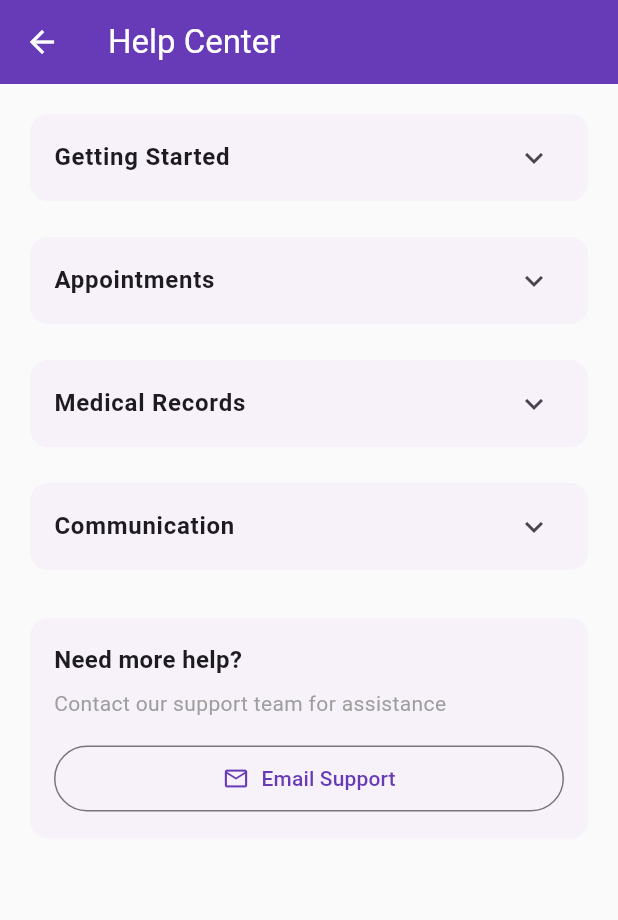
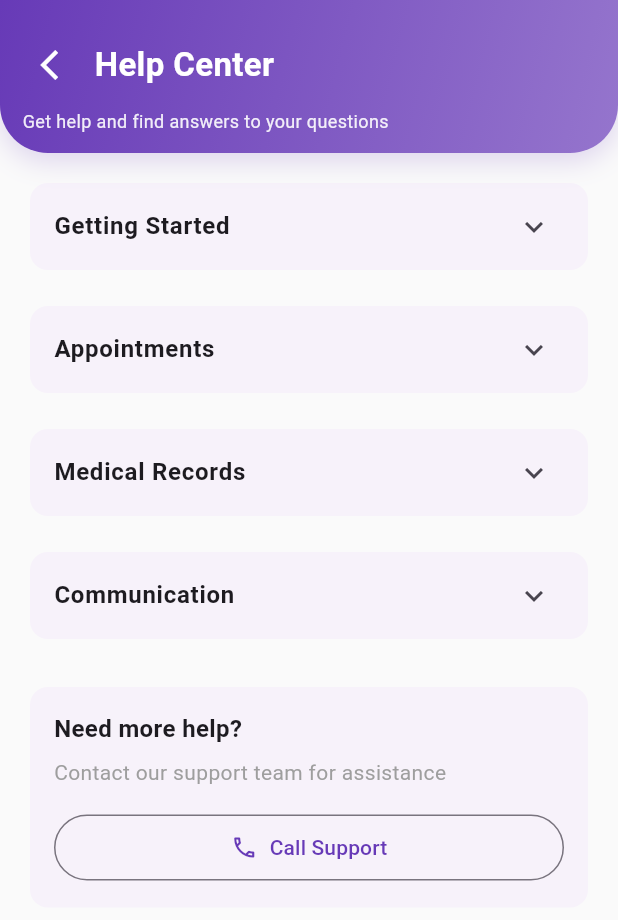
Before and after one commit to chewsinai02/fyp_patient_v1, a Flutter app: the HelpCenterPage screen opened directly, on a phone screen of 412 x 824 dp. Shown: the top 920 px of the screen. Run offline on Flutter 3.47's test engine with Material 3 defaults, Android fonts, the phone set to English and light mode, and no system bars; our stand-ins replace cached_network_image, cloud_firestore, firebase_auth, firebase_core, firebase_database, firebase_storage and 6 more; missing offline and left inert: bcrypt, dotenv, firebase_app_check, mysql1; accounts and stored records are empty; network calls fail; Roboto replaces fonts that are missing (Poppins).

Commit message:
update the content of help center

```diff
--- a/lib/pages/help_center_page.dart
+++ b/lib/pages/help_center_page.dart
@@ -8,62 +8,110 @@ class HelpCenterPage extends StatelessWidget {
   Widget build(BuildContext context) {
     return Scaffold(
       backgroundColor: Colors.grey[50],
-      appBar: AppBar(
-        title: const Text('Help Center'),
-        backgroundColor: Colors.deepPurple,
+      body: CustomScrollView(
+        slivers: [
+          // Modern Header
+          SliverToBoxAdapter(
+            child: Container(
+              padding: const EdgeInsets.fromLTRB(15, 19, 15, 15),
+              decoration: BoxDecoration(
+                gradient: LinearGradient(
+                  begin: Alignment.topLeft,
+                  end: Alignment.bottomRight,
+                  colors: [
+                    Colors.deepPurple,
+                    Colors.deepPurple.shade300,
+                  ],
+                ),
+                borderRadius: const BorderRadius.vertical(
+                  bottom: Radius.circular(32),
+                ),
+                boxShadow: [
+                  BoxShadow(
+                    color: Colors.deepPurple.withOpacity(0.2),
+                    blurRadius: 15,
+                    offset: const Offset(0, 5),
+                  ),
+                ],
+              ),
+              child: SafeArea(
+                bottom: false,
+                child: Column(
+                  crossAxisAlignment: CrossAxisAlignment.start,
+                  children: [
+                    Row(
+                      children: [
+                        IconButton(
+                          onPressed: () => Navigator.pop(context),
+                          icon: const Icon(Icons.arrow_back_ios),
+                          padding: EdgeInsets.zero,
+                          style: IconButton.styleFrom(
                             foregroundColor: Colors.white,
                           ),
-      body: ListView(
+                        ),
+                        const Expanded(
+                          child: Text(
+                            'Help Center',
+                            style: TextStyle(
+                              fontSize: 22,
+                              fontWeight: FontWeight.bold,
+                              color: Colors.white,
+                            ),
+                          ),
+                        ),
+                      ],
+                    ),
+                    const SizedBox(height: 8),
+                    Text(
+                      'Get help and find answers to your questions',
+                      style: TextStyle(
+                        color: Colors.white.withOpacity(0.9),
+                        fontSize: 12,
+                        height: 1,
+                      ),
+                    ),
+                  ],
+                ),
+              ),
+            ),
+          ),
+
+          // Content
+          SliverPadding(
             padding: const EdgeInsets.all(16),
+            sliver: SliverToBoxAdapter(
+              child: Column(
                 children: [
                   _buildHelpSection(
                     'Getting Started',
                     [
                       {
                         'title': 'How to login',
-                'content': '''
-• Enter your registered email address
-• Enter your password
-• Tap the "Login" button
-• If you forgot your password, use the "Forgot Password" to contact our admin.
-''',
+                        'content': 'Enter your registered email address \n' +
+                            'Enter your password \n' +
+                            'Tap the "Login" button \n' +
+                            'If you forgot your password, use the "Forgot Password" to contact our admin.',
                       },
                       {
                         'title': 'Viewing your profile',
-                'content': '''
-• Go to Settings
-• Tap on "Edit Profile"
-• View or update your personal information:
-  - Profile picture
-  - Name
-  - Email
-  - Phone number
-''',
+                        'content': 'Go to Settings \n' +
+                            'Tap on "Edit Profile" \n' +
+                            'View or update your personal information: Profile picture, Name, Email, Phone number',
                       },
                       {
                         'title': 'Changing your password',
-                'content': '''
-• Go to Settings
-• Select "Change Password"
-• Enter your current password
-• Enter and confirm your new password
-• Make sure your new password:
-  - Is at least 8 characters long
-  - Contains letters and numbers
-  - Is different from your current password
-''',
+                        'content': 'Go to Settings \n' +
+                            'Select "Change Password" \n' +
+                            'Enter your current password \n' +
+                            'Enter and confirm your new password \n' +
+                            'Make sure your new password: Is at least 8 characters long, Contains letters and numbers, Is different from your current password',
                       },
                       {
                         'title': 'Updating personal information',
-                'content': '''
-• Navigate to Settings
-• Tap "Edit Profile"
-• Update your details:
-  - Profile picture
-  - Personal information
-  - Contact details
-• Save your changes
-''',
+                        'content': 'Navigate to Settings \n' +
+                            'Tap "Edit Profile" \n' +
+                            'Update your details: Profile picture, Personal information, Contact details \n' +
+                            'Save your changes',
                       },
                     ],
                   ),
@@ -73,44 +121,29 @@ class HelpCenterPage extends StatelessWidget {
                     [
                       {
                         'title': 'Booking an appointment',
-                'content': '''
-• Go to the Appointments section
-• Select "Book New Appointment"
-• Choose your preferred:
-  - Doctor
-  - Date
-  - Available time slot
-• Add any notes or special requests
-• Confirm your booking
-''',
+                        'content': 'Go to the Appointments section \n' +
+                            'Select "Book New Appointment" \n' +
+                            'Choose your preferred: Doctor, Date, Available time slot \n' +
+                            'Add any notes or special requests \n' +
+                            'Confirm your booking',
                       },
                       {
                         'title': 'Viewing upcoming appointments',
-                'content': '''
-• Open the Appointments tab
-• View your scheduled appointments
-• Check details such as:
-  - Doctor's name
-  - Date and time
-  - Location/Room number
-  - Appointment status
-''',
+                        'content': 'Open the Appointments tab \n' +
+                            'View your scheduled appointments \n' +
+                            'Check details such as: Doctor\'s name, Date and time, Location/Room number, Appointment status',
                       },
                       {
                         'title': 'Canceling an appointment',
-                'content': '''
-• Sorry, our app is not yet able to cancel appointments.
-• Please contact our hospital to cancel your appointment.
- Note: Please cancel at least 24 hours in advance
-''',
+                        'content': 'Sorry, our app is not yet able to cancel appointments \n' +
+                            'Please contact our hospital to cancel your appointment \n' +
+                            'Note: Please cancel at least 24 hours in advance',
                       },
                       {
                         'title': 'Rescheduling an appointment',
-                'content': '''
-• Sorry, our app is not yet able to reschedule appointments.
-• Please contact our hospital to reschedule your appointment.
- Note: Please reschedule at least 24 hours in advance
-''',
+                        'content': 'Sorry, our app is not yet able to reschedule appointments \n' +
+                            'Please contact our hospital to reschedule your appointment \n' +
+                            'Note: Please reschedule at least 24 hours in advance',
                       },
                     ],
                   ),
@@ -120,50 +153,30 @@ class HelpCenterPage extends StatelessWidget {
                     [
                       {
                         'title': 'Accessing medical reports',
-                'content': '''
-• Go to Medical Records section
-• View list of all your reports
-• Reports are organized by:
-  - Date
-  - Type
-  - Doctor
-• Tap on any report to view details
-''',
+                        'content':
+                            'Click on Reports section in the functions page\n' +
+                                'View list of all your reports \n' +
+                                'Reports are organized by: Date, Type, Doctor \n' +
+                                'Tap on any report to view details',
                       },
                       {
                         'title': 'Understanding your reports',
-                'content': '''
-• Each report includes:
-  - Diagnosis
-  - Treatment plan
-  - Medications
-  - Lab results
-  - Vital signs
-  - Doctor's notes
-• Contact your healthcare provider for clarification
-''',
+                        'content':
+                            'Each report includes: Diagnosis, Treatment plan, Medications, Lab results, Vital signs, Doctor\'s notes \n' +
+                                'Contact your healthcare provider for clarification',
                       },
                       {
                         'title': 'Downloading reports',
-                'content': '''
-• Open the desired report
-• Look for the download icon
-• Choose download format (PDF/Image)
-• Select save location
-• Access downloaded reports in your device
-''',
+                        'content': 'Open the desired report \n' +
+                            'Look for the download icon \n' +
+                            'Access downloaded reports in your device',
                       },
                       {
                         'title': 'Sharing reports with doctors',
-                'content': '''
-• Open the report you want to share
-• Tap the share button
-• Choose sharing method:
-  - Direct to doctor
-  - Email
-  - Download and share
-• Confirm sharing permissions
-''',
+                        'content': 'Open the report you want to share \n' +
+                            'Tap the share button \n' +
+                            'Choose sharing method: Direct to doctor, Email, Download and share \n' +
+                            'Confirm sharing permissions',
                       },
                     ],
                   ),
@@ -173,53 +186,36 @@ class HelpCenterPage extends StatelessWidget {
                     [
                       {
                         'title': 'Chatting with doctors',
-                'content': '''
-• Access the Messages section
-• Select your doctor from the list
-• Start a new conversation
-• You can:
-  - Send text messages
-  - Share images
-  - Ask questions
-• Maintain professional communication
-''',
+                        'content': 'Access the Messages section \n' +
+                            'Select your doctor from the list \n' +
+                            'Start a new conversation \n' +
+                            'You can: Send text messages, Share images, Ask questions \n' +
+                            'Maintain professional communication',
                       },
                       {
                         'title': 'Sending messages',
-                'content': '''
-• Open a chat conversation
-• Type your message
-• Add attachments if needed
-• Send your message
-• Wait for response during business hours
-''',
+                        'content': 'Open a chat conversation \n' +
+                            'Type your message \n' +
+                            'Add attachments if needed \n' +
+                            'Send your message \n' +
+                            'Wait for response during business hours',
                       },
                       {
                         'title': 'Viewing chat history',
-                'content': '''
-• Go to Messages
-• Select a conversation
-• Scroll through previous messages
-• Messages are saved for future reference
-• Search for specific messages using keywords
-''',
-              },
-              {
-                'title': 'Notifications settings',
-                'content': '''
-• Go to Settings
-• Select Notifications
-• Customize your preferences:
-  - Push notifications
-  - Message alerts
-  - Appointment reminders
-  - Email notifications
-''',
+                        'content': 'Go to Messages \n' +
+                            'Select a conversation \n' +
+                            'Scroll through previous messages \n' +
+                            'Messages are saved for future reference \n' +
+                            'Search for specific messages using keywords',
                       },
                     ],
                   ),
                   const SizedBox(height: 24),
                   _buildContactSupport(),
+                ],
+              ),
+            ),
+          ),
         ],
       ),
     );
@@ -254,12 +250,39 @@ class HelpCenterPage extends StatelessWidget {
       children: [
         Padding(
           padding: const EdgeInsets.fromLTRB(16, 0, 16, 16),
+          child: Column(
+            crossAxisAlignment: CrossAxisAlignment.start,
+            children: item['content']!.split('\n').map((line) {
+              if (line.trim().isEmpty) return const SizedBox.shrink();
+              return Padding(
+                padding: const EdgeInsets.only(bottom: 4.0),
+                child: Row(
+                  crossAxisAlignment: CrossAxisAlignment.start,
+                  children: [
+                    const SizedBox(width: 24),
+                    const Text(
+                      '•',
+                      style: TextStyle(
+                        fontSize: 14,
+                        height: 1.3,
+                      ),
+                    ),
+                    const SizedBox(width: 8),
+                    Expanded(
                       child: Text(
-            item['content']!,
+                        line.trim().startsWith('•')
+                            ? line.trim().substring(1).trim()
+                            : line.trim(),
                         style: const TextStyle(
                           fontSize: 14,
-              height: 1.5,
+                          height: 1.3,
                         ),
+                      ),
+                    ),
+                  ],
+                ),
+              );
+            }).toList(),
           ),
         ),
       ],
@@ -292,9 +315,9 @@ class HelpCenterPage extends StatelessWidget {
               children: [
                 Expanded(
                   child: OutlinedButton.icon(
-                    onPressed: () => _launchEmail(),
-                    icon: const Icon(Icons.email_outlined),
-                    label: const Text('Email Support'),
+                    onPressed: () => _launchCall(),
+                    icon: const Icon(Icons.phone_outlined),
+                    label: const Text('Call Support'),
                     style: OutlinedButton.styleFrom(
                       foregroundColor: Colors.deepPurple,
                       padding: const EdgeInsets.symmetric(vertical: 12),
@@ -309,17 +332,14 @@ class HelpCenterPage extends StatelessWidget {
     );
   }
 
-  void _launchEmail() async {
-    final Uri emailLaunchUri = Uri(
-      scheme: 'mailto',
-      path: 'support@patientcare.com',
-      queryParameters: {
-        'subject': 'Patient Care App Support',
-      },
+  void _launchCall() async {
+    final Uri callUri = Uri(
+      scheme: 'tel',
+      path: '+60-177423008',
     );
 
-    if (await canLaunchUrl(emailLaunchUri)) {
-      await launchUrl(emailLaunchUri);
+    if (await canLaunchUrl(callUri)) {
+      await launchUrl(callUri);
     }
   }
 }
```
Lines whose indentation alone changed are shown as unchanged.
